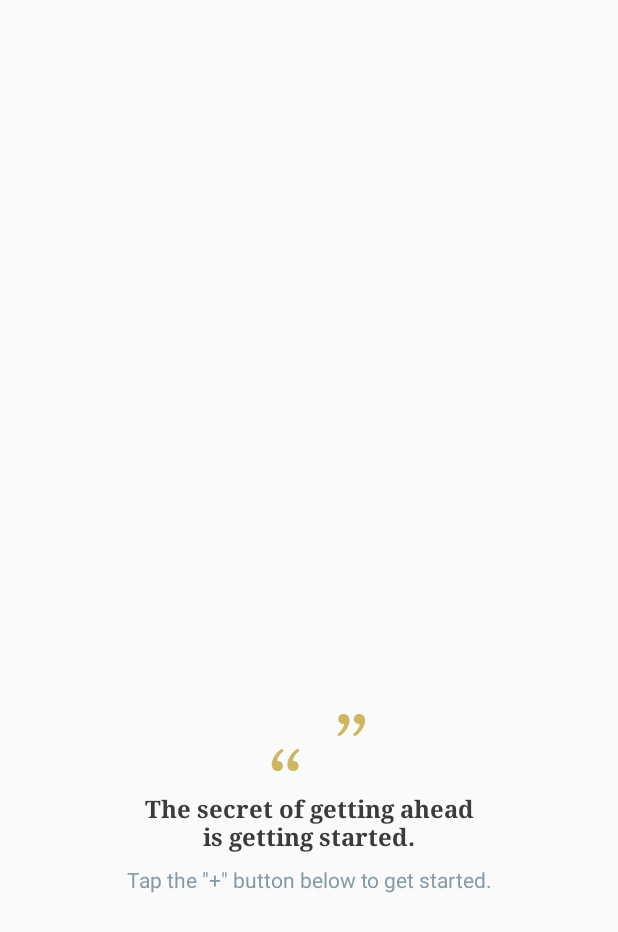
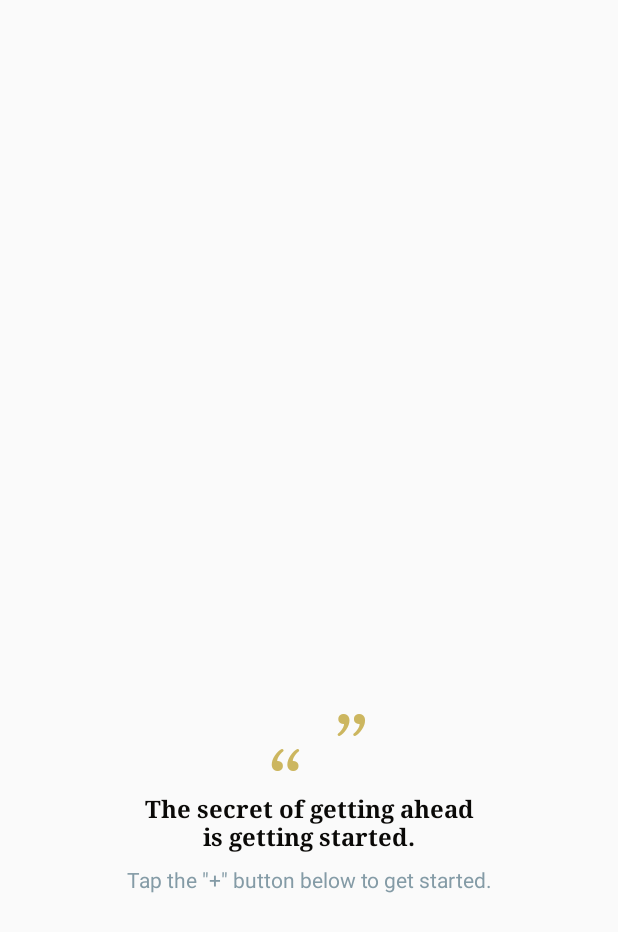
Before and after one commit to joicemarinay/Wicker-Quotes, an Android app: the layout wicker_quote_list_empty_view.xml on its own in the app's theme, with its tools: preview values and no code run, on a phone screen of 412 x 824 dp. Shown: the top 932 px of the screen. Run offline under Robolectric (Android 15) with nearby library versions, the phone set to English and light mode, and no system bars.

Commit message:
Change primary text color

```diff
--- a/base/src/main/res/values/colors.xml
+++ b/base/src/main/res/values/colors.xml
@@ -7,7 +7,7 @@
   <color name="accent">#ccb65f</color>
   <color name="primary">#133f68</color>
   <color name="primary_dark">#0b3968</color>
-  <color name="text_primary">#3b3b3b</color>
+  <color name="text_primary">#0a0907</color>
   <color name="text_secondary">#849ba6</color>
   <color name="text_secondary_light">#cdd6d8</color>
 </resources>
```
